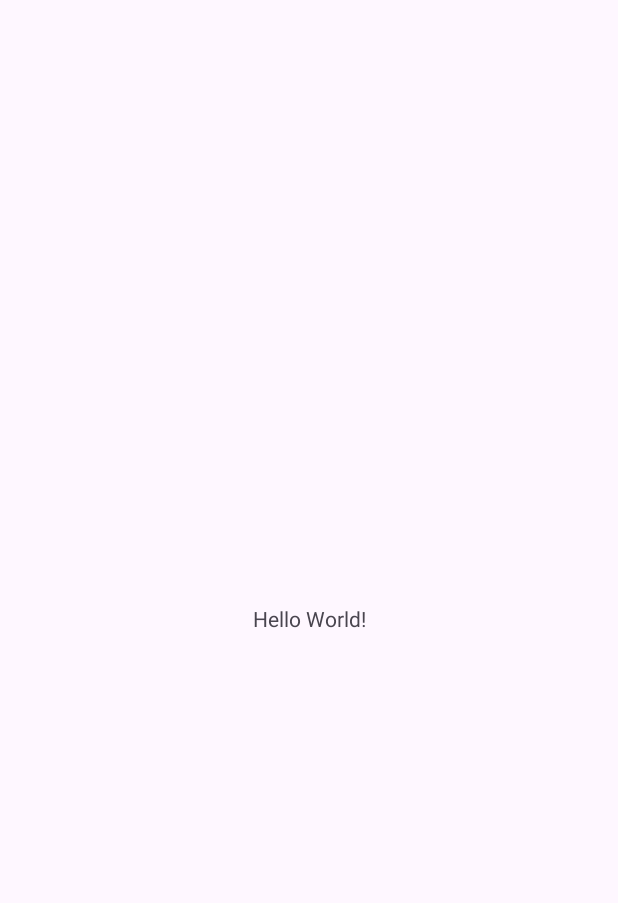
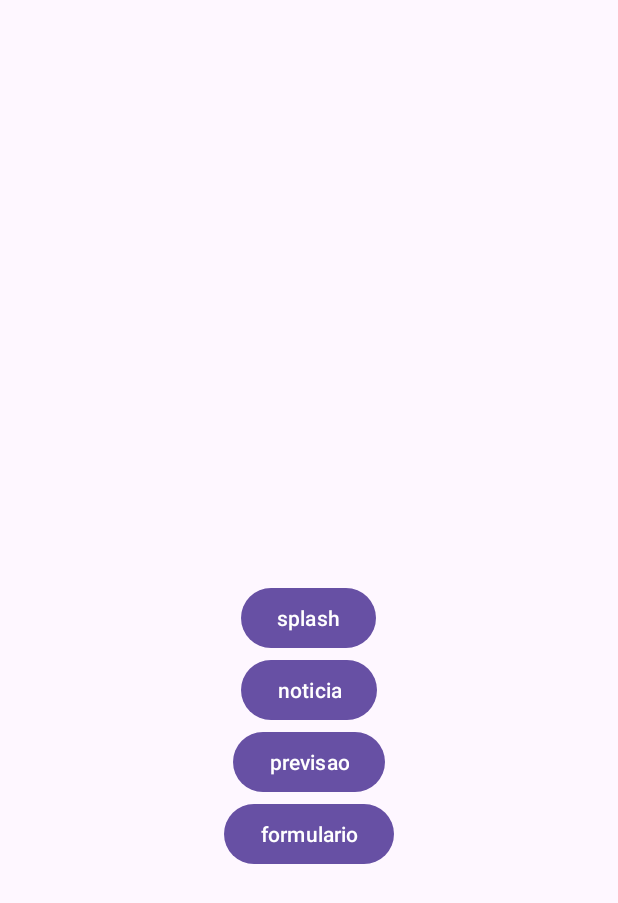
Before and after one commit to lamenkazu/AllUFMGAndroidExercicesInKotlin, an Android app: the screen it shows after launch (MainActivity before the commit, MainActivityE03 after it), on a phone screen of 412 x 824 dp. Before the commit the part shown is almost empty. Shown: the top 903 px of the screen. Run offline under Robolectric (Android 15) with nearby library versions, the phone set to English and light mode, and no system bars.

Commit message:
E03 Layouts e Widgets

```diff
--- a/app/src/main/java/com/daedrii/allufmgandroidexercicesinkotlin/MainActivity.kt
+++ /dev/null
@@ -1,11 +0,0 @@
-package com.daedrii.allufmgandroidexercicesinkotlin
-
-import androidx.appcompat.app.AppCompatActivity
-import android.os.Bundle
-
-class MainActivity : AppCompatActivity() {
-    override fun onCreate(savedInstanceState: Bundle?) {
-        super.onCreate(savedInstanceState)
-        setContentView(R.layout.activity_main)
-    }
-}
--- /dev/null
+++ b/app/src/main/java/com/daedrii/allufmgandroidexercicesinkotlin/e03/layouts/MainActivityE03.kt
@@ -0,0 +1,47 @@
+package com.daedrii.allufmgandroidexercicesinkotlin.e03.layouts
+
+import android.content.Intent
+import androidx.appcompat.app.AppCompatActivity
+import android.os.Bundle
+import com.daedrii.allufmgandroidexercicesinkotlin.R
+import com.daedrii.allufmgandroidexercicesinkotlin.databinding.ActivityE02ActivityBinding
+import com.daedrii.allufmgandroidexercicesinkotlin.databinding.ActivityMainE03Binding
+
+class MainActivityE03 : AppCompatActivity() {
+
+    lateinit var binding: ActivityMainE03Binding
+
+    fun btnClicks(){
+
+        binding.formulario.setOnClickListener{
+            val formIntent = Intent(this, FormActivity::class.java)
+            startActivity(formIntent)
+        }
+
+        binding.noticia.setOnClickListener {
+            val newsIntent = Intent(this, NewsActivity::class.java)
+            startActivity(newsIntent)
+        }
+
+        binding.previsao.setOnClickListener {
+            val weatherIntent = Intent(this, WeatherActivity::class.java)
+            startActivity(weatherIntent)
+        }
+
+        binding.splash.setOnClickListener {
+            val splashIntent = Intent(this, SplashActivity::class.java)
+            startActivity(splashIntent)
+        }
+
+    }
+
+    override fun onCreate(savedInstanceState: Bundle?) {
+        super.onCreate(savedInstanceState)
+        binding = ActivityMainE03Binding.inflate(layoutInflater)
+        setContentView(binding.root)
+
+        btnClicks()
+
+
+    }
+}
--- a/app/src/main/res/layout/activity_main.xml
+++ /dev/null
@@ -1,18 +0,0 @@
-<?xml version="1.0" encoding="utf-8"?>
-<androidx.constraintlayout.widget.ConstraintLayout xmlns:android="http://schemas.android.com/apk/res/android"
-    xmlns:app="http://schemas.android.com/apk/res-auto"
-    xmlns:tools="http://schemas.android.com/tools"
-    android:layout_width="match_parent"
-    android:layout_height="match_parent"
-    tools:context=".MainActivity">
-
-    <TextView
-        android:layout_width="wrap_content"
-        android:layout_height="wrap_content"
-        android:text="Hello World!"
-        app:layout_constraintBottom_toBottomOf="parent"
-        app:layout_constraintEnd_toEndOf="parent"
-        app:layout_constraintStart_toStartOf="parent"
-        app:layout_constraintTop_toTopOf="parent" />
-
-</androidx.constraintlayout.widget.ConstraintLayout>
--- /dev/null
+++ b/app/src/main/res/layout/activity_main_e03.xml
@@ -0,0 +1,54 @@
+<?xml version="1.0" encoding="utf-8"?>
+<RelativeLayout xmlns:android="http://schemas.android.com/apk/res/android"
+    xmlns:app="http://schemas.android.com/apk/res-auto"
+    xmlns:tools="http://schemas.android.com/tools"
+    android:layout_width="match_parent"
+    android:layout_height="match_parent"
+    tools:context=".e03.layouts.MainActivityE03">
+
+    <Button
+        android:id="@+id/splash"
+        android:layout_width="wrap_content"
+        android:layout_height="wrap_content"
+        android:text="splash"
+        tools:layout_editor_absoluteX="124dp"
+        tools:layout_editor_absoluteY="452dp"
+        android:layout_centerInParent="true"
+        />
+
+
+    <Button
+        android:layout_below="@id/splash"
+        android:id="@+id/noticia"
+        android:layout_width="wrap_content"
+        android:layout_height="wrap_content"
+        android:text="noticia"
+        tools:layout_editor_absoluteX="117dp"
+        tools:layout_editor_absoluteY="205dp"
+        android:layout_centerInParent="true"
+        />
+
+    <Button
+        android:id="@+id/previsao"
+        android:layout_width="wrap_content"
+        android:layout_height="wrap_content"
+        android:text="previsao"
+        tools:layout_editor_absoluteX="113dp"
+        tools:layout_editor_absoluteY="334dp"
+        android:layout_below="@id/noticia"
+        android:layout_centerInParent="true"
+        />
+
+    <Button
+        android:id="@+id/formulario"
+        android:layout_width="wrap_content"
+        android:layout_height="wrap_content"
+        android:text="formulario"
+        tools:layout_editor_absoluteX="124dp"
+        tools:layout_editor_absoluteY="452dp"
+        android:layout_below="@id/previsao"
+        android:layout_centerInParent="true"
+        />
+
+
+</RelativeLayout>
```
Also changed, not shown: app/src/main/AndroidManifest.xml (+16 -10 lines), app/src/main/java/com/daedrii/allufmgandroidexercicesinkotlin/e03/layouts/FormActivity.kt (added, +54 -0 lines), app/src/main/java/com/daedrii/allufmgandroidexercicesinkotlin/e03/layouts/NewsActivity.kt (added, +12 -0 lines), app/src/main/java/com/daedrii/allufmgandroidexercicesinkotlin/e03/layouts/SplashActivity.kt (added, +12 -0 lines), app/src/main/java/com/daedrii/allufmgandroidexercicesinkotlin/e03/layouts/WeatherActivity.kt (added, +12 -0 lines), app/src/main/res/layout/activity_form.xml (added, +82 -0 lines), app/src/main/res/layout/activity_news.xml (added, +153 -0 lines), app/src/main/res/layout/activity_splash.xml (added, +18 -0 lines), app/src/main/res/layout/activity_weather.xml (added, +193 -0 lines), app/src/main/res/values/colors.xml (+14 -0 lines), app/src/main/res/drawable/raincloud.png (added), app/src/main/res/drawable/weather.png (added).
